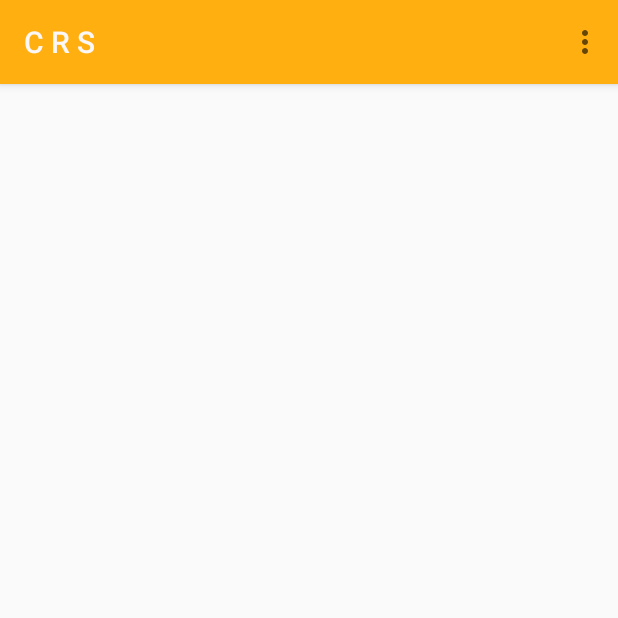
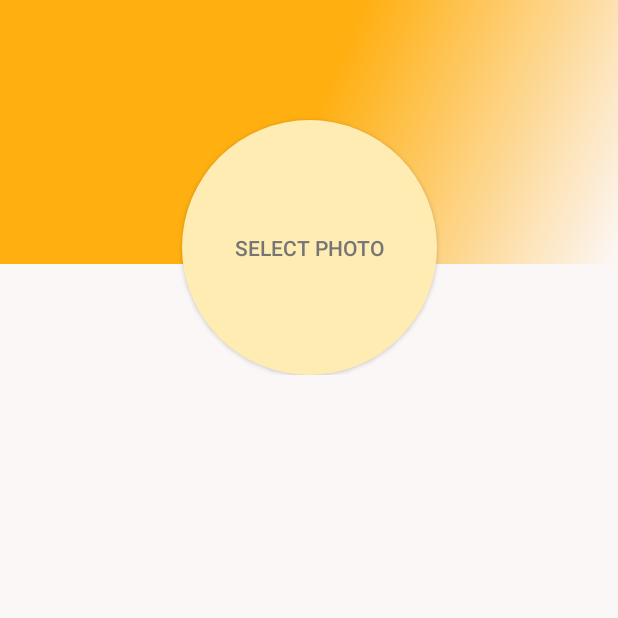
Before and after one commit to zeeshanayaz/CampusRecruitmentSystem, an Android app: the screen it shows after launch once a user with an empty profile is signed in (DashboardActivity before the commit, ProfileActivity after it), in the options menu, after a tap on "Profile", on a phone screen of 412 x 824 dp, the top half of it. Run offline under Robolectric (Android 15) with nearby library versions, the phone set to English and light mode, and no system bars; our stand-ins replace CircleImageView, Firebase (no records; nobody signed in at launch, a user with empty details on screens opened directly); 2 statements that could not run were skipped.

Commit message:
working on Profile UI

```diff
--- a/app/src/main/java/com/zeeshan/campusrecruitmentsystem/controller/dashboard/DashboardActivity.kt
+++ b/app/src/main/java/com/zeeshan/campusrecruitmentsystem/controller/dashboard/DashboardActivity.kt
@@ -4,18 +4,23 @@ import android.app.AlertDialog
 import android.content.DialogInterface
 import android.content.Intent
 import android.os.Bundle
+import android.support.design.widget.NavigationView
+import android.support.v4.view.GravityCompat
+import android.support.v7.app.ActionBarDrawerToggle
 import android.support.v7.app.AppCompatActivity
 import android.view.Menu
 import android.view.MenuItem
 import android.widget.Toast
 import com.google.firebase.auth.FirebaseAuth
 import com.zeeshan.campusrecruitmentsystem.R
+import com.zeeshan.campusrecruitmentsystem.controller.profile.ProfileActivity
 import com.zeeshan.campusrecruitmentsystem.controller.splashScreen.SplashScreenActivity
 import com.zeeshan.campusrecruitmentsystem.model.User
 import com.zeeshan.campusrecruitmentsystem.utilities.AppPref
 import kotlinx.android.synthetic.main.activity_dashboard.*
+import kotlinx.android.synthetic.main.app_bar_dashboard.*
 
-class DashboardActivity : AppCompatActivity() {
+class DashboardActivity : AppCompatActivity() , NavigationView.OnNavigationItemSelectedListener {
 
 
     private lateinit var appPrefUser: User      //User from App Preference
@@ -23,11 +28,26 @@ class DashboardActivity : AppCompatActivity() {
     override fun onCreate(savedInstanceState: Bundle?) {
         super.onCreate(savedInstanceState)
         setContentView(R.layout.activity_dashboard)
+        setSupportActionBar(my_toolbar)
+
+        val toggle = ActionBarDrawerToggle(
+            this, drawer_layout, my_toolbar, R.string.navigation_drawer_open, R.string.navigation_drawer_close
+        )
+        drawer_layout.addDrawerListener(toggle)
+        toggle.syncState()
+        nav_view.setNavigationItemSelectedListener(this)
 
 
-        setSupportActionBar(my_toolbar)
         appPrefUser = AppPref(this).getUser()!!
         Toast.makeText(this@DashboardActivity, "${appPrefUser.userEmail}", Toast.LENGTH_SHORT).show()
+    }
+
+    override fun onBackPressed() {
+        if (drawer_layout.isDrawerOpen(GravityCompat.START)) {
+            drawer_layout.closeDrawer(GravityCompat.START)
+        } else {
+            super.onBackPressed()
+        }
     }
 
     override fun onCreateOptionsMenu(menu: Menu?): Boolean {
@@ -43,10 +63,45 @@ class DashboardActivity : AppCompatActivity() {
                 return true
             }
             R.id.menu_profile -> {
+                Toast.makeText(this, "Profile", Toast.LENGTH_SHORT).show()
+                val intent = Intent(this, ProfileActivity::class.java).apply {
+//                                    putExtra(EXTRA_MESSAGE, "LoginFragment()")
+                }
+                startActivity(intent)
                 return true
             }
         }
         return super.onOptionsItemSelected(item)
+    }
+
+    override fun onNavigationItemSelected(item: MenuItem): Boolean {
+        // Handle navigation view item clicks here.
+        when (item.itemId) {
+            R.id.nav_pmb -> {
+                Toast.makeText(this, "Open PMB Nav", Toast.LENGTH_SHORT).show()
+            }
+
+            R.id.nav_share -> {
+                Toast.makeText(this, "Share", Toast.LENGTH_SHORT).show()
+                shareApp()
+            }
+        }
+
+        drawer_layout.closeDrawer(GravityCompat.START)
+        return true
+    }
+
+//    Share App Intent
+    private fun shareApp() {
+        val shareIntent: Intent = Intent().apply {
+            action = Intent.ACTION_SEND
+            putExtra(Intent.EXTRA_TEXT, R.string.app_name)
+            type = "text/plain"
+        }
+        startActivity(Intent.createChooser(shareIntent, "Feel free to share this app with your friends."))
+//               var sharingIntent : Intent = Intent().apply {
+//                   action = Intent.ACTION_SEND
+//               }
     }
 
     //    Signing Out PopUp
--- /dev/null
+++ b/app/src/main/java/com/zeeshan/campusrecruitmentsystem/controller/profile/MyProfileFragment.kt
@@ -0,0 +1,23 @@
+package com.zeeshan.campusrecruitmentsystem.controller.profile
+
+
+import android.os.Bundle
+import android.support.v4.app.Fragment
+import android.view.LayoutInflater
+import android.view.View
+import android.view.ViewGroup
+
+import com.zeeshan.campusrecruitmentsystem.R
+
+class MyProfileFragment : Fragment() {
+
+    override fun onCreateView(
+        inflater: LayoutInflater, container: ViewGroup?,
+        savedInstanceState: Bundle?
+    ): View? {
+        // Inflate the layout for this fragment
+        return inflater.inflate(R.layout.fragment_my_profile, container, false)
+    }
+
+
+}
--- /dev/null
+++ b/app/src/main/java/com/zeeshan/campusrecruitmentsystem/controller/profile/ProfileActivity.kt
@@ -0,0 +1,18 @@
+package com.zeeshan.campusrecruitmentsystem.controller.profile
+
+import android.support.v7.app.AppCompatActivity
+import android.os.Bundle
+import com.zeeshan.campusrecruitmentsystem.R
+
+class ProfileActivity : AppCompatActivity() {
+
+    override fun onCreate(savedInstanceState: Bundle?) {
+        super.onCreate(savedInstanceState)
+        setContentView(R.layout.activity_profile)
+
+        supportFragmentManager
+            .beginTransaction()
+            .add(R.id.containerProfile, MyProfileFragment())
+            .commit()
+    }
+}
--- /dev/null
+++ b/app/src/main/java/com/zeeshan/campusrecruitmentsystem/utilities/Constants.kt
@@ -0,0 +1,3 @@
+package com.zeeshan.campusrecruitmentsystem.utilities
+
+const val EXTRA_MESSAGE = "fragment"
--- /dev/null
+++ b/app/src/main/res/drawable/rounded_image.xml
@@ -0,0 +1,5 @@
+<?xml version="1.0" encoding="utf-8"?>
+<shape xmlns:android="http://schemas.android.com/apk/res/android">
+    <solid android:color="@color/colorPrimaryLight"/>
+    <corners android:radius="100dp"/>
+</shape>
--- /dev/null
+++ b/app/src/main/res/drawable/side_nav_bar.xml
@@ -0,0 +1,11 @@
+<?xml version="1.0" encoding="utf-8"?>
+<shape
+        xmlns:android="http://schemas.android.com/apk/res/android"
+        android:shape="rectangle">
+    <gradient
+            android:angle="135"
+            android:centerColor="@color/colorPrimary"
+            android:endColor="@color/colorPrimaryDark"
+            android:startColor="@color/textColor"
+            android:type="linear"/>
+</shape>
--- a/app/src/main/res/layout/activity_dashboard.xml
+++ b/app/src/main/res/layout/activity_dashboard.xml
@@ -1,24 +1,31 @@
 <?xml version="1.0" encoding="utf-8"?>
-<android.support.constraint.ConstraintLayout
+<android.support.v4.widget.DrawerLayout
         xmlns:android="http://schemas.android.com/apk/res/android"
         xmlns:tools="http://schemas.android.com/tools"
         xmlns:app="http://schemas.android.com/apk/res-auto"
+        android:id="@+id/drawer_layout"
         android:layout_width="match_parent"
         android:layout_height="match_parent"
-        tools:context=".controller.dashboard.DashboardActivity">
+        tools:context=".controller.dashboard.DashboardActivity"
+        android:fitsSystemWindows="true"
+        tools:openDrawer="start">
 
 
-    <android.support.v7.widget.Toolbar
-            android:id="@+id/my_toolbar"
+    <include
+            layout="@layout/app_bar_dashboard"
             android:layout_width="match_parent"
-            android:layout_height="?attr/actionBarSize"
-            style="@style/HeaderBar"
-            android:foregroundTint="@color/textColor"
-            app:theme="@style/ActionBarThemeOverlay"
-            app:titleTextColor="@color/textColor"
-            app:popupTheme="@style/ActionBarPopupThemeOverlay"
-            android:elevation="4dp"
-    />
+            android:layout_height="match_parent"/>
+
+    <android.support.design.widget.NavigationView
+            android:id="@+id/nav_view"
+            android:layout_width="wrap_content"
+            android:layout_height="match_parent"
+            android:layout_gravity="start"
+            android:fitsSystemWindows="true"
+            app:headerLayout="@layout/nav_header_dashboard"
+            app:menu="@menu/activity_dashboard_drawer"/>
 
 
-</android.support.constraint.ConstraintLayout>
+
+
+</android.support.v4.widget.DrawerLayout>
--- /dev/null
+++ b/app/src/main/res/layout/activity_profile.xml
@@ -0,0 +1,18 @@
+<?xml version="1.0" encoding="utf-8"?>
+<android.support.constraint.ConstraintLayout
+        xmlns:android="http://schemas.android.com/apk/res/android"
+        xmlns:tools="http://schemas.android.com/tools"
+        xmlns:app="http://schemas.android.com/apk/res-auto"
+        android:layout_width="match_parent"
+        android:layout_height="match_parent"
+        tools:context=".controller.profile.ProfileActivity">
+    <FrameLayout
+            android:id="@+id/containerProfile"
+            android:background="@color/textColor"
+            android:layout_width="0dp"
+            android:layout_height="0dp"
+            app:layout_constraintTop_toTopOf="parent"
+            app:layout_constraintStart_toStartOf="parent"
+            app:layout_constraintEnd_toEndOf="parent"
+            app:layout_constraintBottom_toBottomOf="parent"/>
+</android.support.constraint.ConstraintLayout>
--- /dev/null
+++ b/app/src/main/res/layout/fragment_my_profile.xml
@@ -0,0 +1,42 @@
+<?xml version="1.0" encoding="utf-8"?>
+<android.support.constraint.ConstraintLayout
+        xmlns:android="http://schemas.android.com/apk/res/android"
+        xmlns:app="http://schemas.android.com/apk/res-auto" xmlns:tools="http://schemas.android.com/tools"
+        android:layout_width="match_parent"
+        android:layout_height="match_parent"
+        tools:context=".controller.profile.MyProfileFragment">
+
+    <android.support.constraint.ConstraintLayout
+            xmlns:android="http://schemas.android.com/apk/res/android"
+            android:layout_width="match_parent"
+            android:layout_height="wrap_content"
+            android:paddingBottom="10dp">
+
+        <View
+                android:layout_width="match_parent"
+                android:layout_height="176dp"
+                android:background="@drawable/side_nav_bar"
+                android:theme="@style/ThemeOverlay.AppCompat.Dark" android:id="@+id/view"/>
+        <Button
+                android:layout_width="170dp"
+                android:layout_height="170dp"
+                android:background="@drawable/rounded_image"
+                android:text="@string/select_photo"
+                android:textColor="@color/colorSecondaryText"
+                android:id="@+id/profileSeletPhotoBtn" android:layout_marginEnd="8dp"
+                app:layout_constraintEnd_toEndOf="parent" android:layout_marginStart="8dp"
+                app:layout_constraintStart_toStartOf="parent" android:layout_marginTop="80dp"
+                app:layout_constraintTop_toTopOf="@+id/view"/>
+        <de.hdodenhof.circleimageview.CircleImageView
+                xmlns:app="http://schemas.android.com/apk/res-auto"
+                android:id="@+id/profileImageImageView"
+                android:layout_width="170dp"
+                android:layout_height="170dp"
+                app:civ_border_width="2dp"
+                app:civ_border_color="@color/colorPrimary"
+                app:layout_constraintEnd_toEndOf="@+id/profileSeletPhotoBtn"
+                app:layout_constraintStart_toStartOf="@+id/profileSeletPhotoBtn"
+                app:layout_constraintTop_toTopOf="@+id/profileSeletPhotoBtn"/>
+    </android.support.constraint.ConstraintLayout>
+
+</android.support.constraint.ConstraintLayout>
--- a/app/src/main/res/values/strings.xml
+++ b/app/src/main/res/values/strings.xml
@@ -5,6 +5,8 @@
     <string name="background_image">Background Image</string>
     <string name="let_s_start">let\'s start</string>
     <string name="app_name_short">C R S</string>
+    <string name="navigation_drawer_open">Open navigation drawer</string>
+    <string name="navigation_drawer_close">Close navigation drawer</string>
 
     <!-- TODO: Remove or change this placeholder text -->
     <string name="hello_blank_fragment">Hello blank fragment</string>
@@ -28,4 +30,9 @@
     <string name="terms_and_condition_for_join_CRM">By clicking Join, you agree to our Terms, Data Policy and Cookie
         Policy. You may receive SMS notifications from us and can opt out at any time.
     </string>
+    <string name="share">Share</string>
+    <string name="send">Send</string>
+    <string name="pmb">PMB</string>
+    <string name="communicate">Communicate</string>
+    <string name="select_photo">Select Photo</string>
 </resources>
--- a/app/src/main/res/values/styles.xml
+++ b/app/src/main/res/values/styles.xml
@@ -19,6 +19,8 @@
     <style name="ActionBarPopupThemeOverlay">
         <item name="android:theme">@style/ActionBarPopupThemeOverlay</item>
     </style>
+    <style name="AppTheme.AppBarOverlay" parent="ThemeOverlay.AppCompat.Dark.ActionBar"/>
+    <style name="AppTheme.PopupOverlay" parent="ThemeOverlay.AppCompat.Light"/>
 
     <style name="splashScreenText">
 
```
Also changed, not shown: app/src/main/AndroidManifest.xml (+8 -4 lines), app/src/main/res/drawable/ic_menu_chat.xml (added, +9 -0 lines), app/src/main/res/drawable/ic_menu_share.xml (added, +9 -0 lines), app/src/main/res/layout/app_bar_dashboard.xml (added, +42 -0 lines), app/src/main/res/layout/content_main.xml (added, +21 -0 lines), app/src/main/res/layout/nav_header_dashboard.xml (added, +22 -0 lines), app/src/main/res/menu/activity_dashboard_drawer.xml (added, +25 -0 lines).
